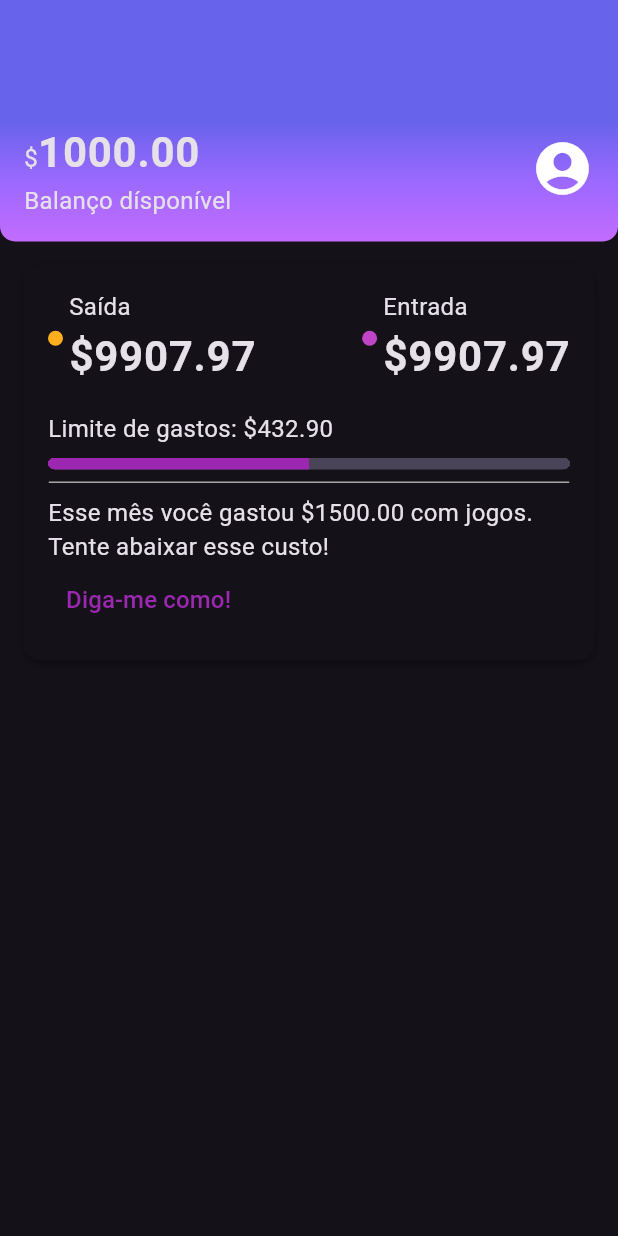
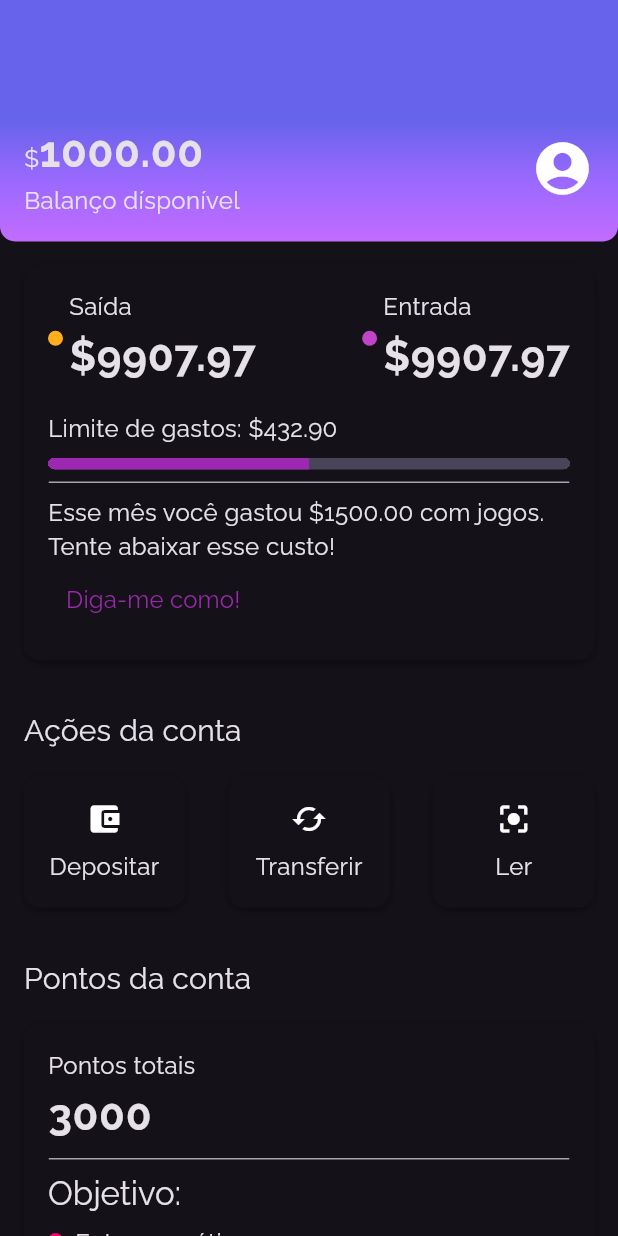
Before and after one commit to MarcoAntonioGomes/alubank, a Flutter app: the screen it shows after launch, on a phone screen of 412 x 824 dp. Run offline on Flutter 3.47's test engine with Material 3 defaults, Android fonts, the phone set to English and light mode, and no system bars.

Commit message:
Developed account points section

```diff
--- a/lib/components/box_card.dart
+++ b/lib/components/box_card.dart
@@ -7,7 +7,7 @@ class BoxCard extends StatelessWidget {
 
   @override
   Widget build(BuildContext context) {
-    return Container(
+    return Ink(
       child: boxContent,
       padding: const EdgeInsets.all(16),
       decoration: BoxDecoration(
--- /dev/null
+++ b/lib/components/sections/accountactions.dart
@@ -0,0 +1,52 @@
+import 'package:alubank/components/box_card.dart';
+import 'package:flutter/material.dart';
+
+class AccountActions extends StatelessWidget {
+  const AccountActions({super.key});
+
+  @override
+  Widget build(BuildContext context) {
+    return  Padding(padding: const EdgeInsets.all(16), child: Column(
+      crossAxisAlignment: CrossAxisAlignment.start,
+      children: [
+        Padding(
+          padding: const EdgeInsets.only(bottom: 16.0),
+          child: Text('Ações da conta', style: Theme.of(context).textTheme.titleMedium,),
+        ),
+        Row(
+          mainAxisAlignment: MainAxisAlignment.spaceBetween,
+          children: [
+            InkWell(onTap: (){},child: BoxCard(boxContent: _AccountActionsContent(icon: Icon(Icons.account_balance_wallet), text: 'Depositar'))),
+            InkWell(onTap: (){},child: BoxCard(boxContent: _AccountActionsContent(icon: Icon(Icons.cached), text: 'Transferir'))),
+            InkWell(
+                onTap: (){},child: BoxCard(boxContent: _AccountActionsContent(icon: Icon(Icons.center_focus_strong), text: 'Ler')))
+          ],
+        )
+      ],
+    ));
+  }
+}
+
+
+class _AccountActionsContent extends StatelessWidget {
+  final Icon icon;
+  final String text;
+  const _AccountActionsContent({super.key, required this.icon, required this.text});
+
+
+  @override
+  Widget build(BuildContext context) {
+    return  Container(
+      width: 75,
+      child: Column(
+        children: [
+          Padding(
+            padding: const EdgeInsets.only(bottom: 8.0),
+            child: icon,
+          ),
+          Text(text)
+        ],
+      ),
+    );
+  }
+}
--- /dev/null
+++ b/lib/components/sections/accountpoints.dart
@@ -0,0 +1,81 @@
+
+
+import 'package:alubank/components/box_card.dart';
+import 'package:alubank/components/color_dot.dart';
+import 'package:alubank/components/content_division.dart';
+import 'package:alubank/themes/theme_colors.dart';
+import 'package:flutter/material.dart';
+
+class AccountPoints extends StatelessWidget {
+  final int totalPoints;
+  const AccountPoints({super.key, required this.totalPoints});
+
+  @override
+  Widget build(BuildContext context) {
+    return Padding(
+      padding: const EdgeInsets.all(16),
+      child: Column(
+        crossAxisAlignment: CrossAxisAlignment.start,
+        children: [
+          Padding(
+            padding: const EdgeInsets.only(bottom: 16.0),
+            child: Text(
+              'Pontos da conta',
+              style: Theme.of(context).textTheme.titleMedium,
+            ),
+          ),
+          BoxCard(
+              boxContent: Column(
+                crossAxisAlignment: CrossAxisAlignment.start,
+                children: [
+                  Text('Pontos totais'),
+                  Padding(
+                    padding: const EdgeInsets.only(bottom: 8.0),
+                    child: Text(
+                      '$totalPoints',
+                      style: Theme.of(context).textTheme.bodyLarge,
+                    ),
+                  ),
+                  const ContentDivision(),
+                  Padding(
+                    padding: const EdgeInsets.only(bottom: 8.0, top: 8.0),
+                    child: Text(
+                      'Objetivo:',
+                      style: Theme.of(context).textTheme.titleLarge,
+                    ),
+                  ),
+                  _AccountPointsContent(dot: ThemeColors.recentActivity['red'], text: 'Entrega grátis: 1500'),
+                  _AccountPointsContent(dot: ThemeColors.recentActivity['dark-purple'], text: 'Entrega grátis: 1500'),
+                ],
+              ))
+        ],
+      ),
+    );
+  }
+}
+
+class _AccountPointsContent extends StatelessWidget {
+  final Color? dot;
+  final String text;
+  const _AccountPointsContent(
+      {super.key, required this.dot, required this.text});
+
+  @override
+  Widget build(BuildContext context) {
+    return Container(
+      child: Row(
+        crossAxisAlignment: CrossAxisAlignment.end,
+        children: [
+          Padding(
+            padding: const EdgeInsets.only(bottom: 8.0),
+            child: Padding(
+              padding: const EdgeInsets.only(right: 8.0),
+              child: ColorDot(color: dot),
+            ),
+          ),
+          Text(text),
+        ],
+      ),
+    );
+  }
+}
--- a/lib/screens/home.dart
+++ b/lib/screens/home.dart
@@ -1,4 +1,6 @@
 import 'package:alubank/components/box_card.dart';
+import 'package:alubank/components/sections/accountactions.dart';
+import 'package:alubank/components/sections/accountpoints.dart';
 import 'package:alubank/components/sections/header.dart';
 import 'package:alubank/components/sections/recentactivity.dart';
 import 'package:flutter/material.dart';
@@ -8,11 +10,15 @@ class Home extends StatelessWidget {
 
   @override
   Widget build(BuildContext context) {
-    return const Scaffold(body: Column(
-      children: <Widget>[
-        Header(),
-        RecentActivity()
-      ],
+    return const Scaffold(body: SingleChildScrollView(
+      child: Column(
+        children: <Widget>[
+          Header(),
+          RecentActivity(),
+          AccountActions(),
+          AccountPoints(totalPoints: 3000,)
+        ],
+      ),
     ),);
   }
 }
--- a/lib/themes/my_theme.dart
+++ b/lib/themes/my_theme.dart
@@ -5,6 +5,8 @@ ThemeData MyTheme = ThemeData(
     primarySwatch: ThemeColors.primaryColor,
     primaryColor: ThemeColors.primaryColor,
     brightness: Brightness.dark,
+    fontFamily: 'Raleway',
     textTheme: TextTheme(
         bodyMedium: TextStyle(fontSize: 16),
-        bodyLarge: TextStyle(fontSize: 28, fontWeight: FontWeight.bold)));
+        bodyLarge: TextStyle(fontSize: 28, fontWeight: FontWeight.bold),
+        titleMedium: TextStyle(fontSize: 20, fontWeight: FontWeight.normal)));
--- a/lib/themes/theme_colors.dart
+++ b/lib/themes/theme_colors.dart
@@ -10,7 +10,9 @@ class ThemeColors {
 
   static const recentActivity = {
     'spent': Color.fromRGBO(255, 175, 29, 1.0),
-    'income': Color.fromRGBO(191, 69, 198, 1.0)
+    'income': Color.fromRGBO(191, 69, 198, 1.0),
+    'red': Color.fromRGBO(250, 0, 111, 1.0),
+    'dark-purple': Color.fromRGBO(70, 79, 190, 1.0),
   };
 
   static const division = Color.fromRGBO(166, 166, 166, 1.0);
```
Also changed, not shown: pubspec.yaml (+7 -0 lines), fonts/Raleway-Bold.ttf (added), fonts/Raleway-Regular.ttf (added).
